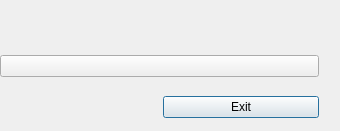
Before: the Qt Designer form app/qtapp/rtklaunch_qt/launchmain.ui in lhuisman/myRTKLIB, drawn with Qt 5.
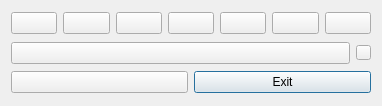
After: the same form once the commit is applied. Icons and pictures are not drawn.

```diff
--- a/app/qtapp/rtklaunch_qt/launchmain.ui
+++ b/app/qtapp/rtklaunch_qt/launchmain.ui
@@ -6,16 +6,10 @@
    <rect>
     <x>0</x>
     <y>0</y>
-    <width>340</width>
-    <height>131</height>
+    <width>382</width>
+    <height>106</height>
    </rect>
   </property>
-  <property name="sizePolicy">
-   <sizepolicy hsizetype="Fixed" vsizetype="Fixed">
-    <horstretch>0</horstretch>
-    <verstretch>0</verstretch>
-   </sizepolicy>
-  </property>
   <property name="windowTitle">
    <string>RTKLIB</string>
   </property>
@@ -23,19 +17,75 @@
    <string/>
   </property>
   <layout class="QGridLayout" name="gridLayout">
-   <property name="leftMargin">
-    <number>0</number>
-   </property>
-   <property name="topMargin">
-    <number>0</number>
-   </property>
-   <property name="rightMargin">
-    <number>0</number>
-   </property>
-   <property name="bottomMargin">
-    <number>0</number>
-   </property>
-   <item row="0" column="0">
+   <item row="1" column="0">
+    <widget class="QPushButton" name="btnOption"/>
+   </item>
+   <item row="2" column="0" colspan="2">
+    <widget class="QWidget" name="panelBottom" native="true">
+     <layout class="QHBoxLayout" name="horizontalLayout">
+      <property name="leftMargin">
+       <number>0</number>
+      </property>
+      <property name="topMargin">
+       <number>0</number>
+      </property>
+      <property name="rightMargin">
+       <number>0</number>
+      </property>
+      <property name="bottomMargin">
+       <number>0</number>
+      </property>
+      <item>
+       <widget class="QPushButton" name="btnRtklib">
+        <property name="toolTip">
+         <string>RTKLIB APs</string>
+        </property>
+        <property name="icon">
+         <iconset resource="../icon/resources.qrc">
+          <normaloff>:/icons/rtk9</normaloff>:/icons/rtk9</iconset>
+        </property>
+       </widget>
+      </item>
+      <item>
+       <widget class="QPushButton" name="btnExit">
+        <property name="text">
+         <string>Exit</string>
+        </property>
+        <property name="default">
+         <bool>true</bool>
+        </property>
+       </widget>
+      </item>
+     </layout>
+    </widget>
+   </item>
+   <item row="1" column="1">
+    <widget class="QPushButton" name="btnTray">
+     <property name="enabled">
+      <bool>true</bool>
+     </property>
+     <property name="minimumSize">
+      <size>
+       <width>15</width>
+       <height>15</height>
+      </size>
+     </property>
+     <property name="maximumSize">
+      <size>
+       <width>15</width>
+       <height>15</height>
+      </size>
+     </property>
+     <property name="toolTip">
+      <string>Task Tray</string>
+     </property>
+     <property name="icon">
+      <iconset resource="../icon/resources.qrc">
+       <normaloff>:/buttons/square</normaloff>:/buttons/square</iconset>
+     </property>
+    </widget>
+   </item>
+   <item row="0" column="0" colspan="2">
     <widget class="QWidget" name="panelTop" native="true">
      <layout class="QGridLayout" name="gridLayout_2">
       <property name="leftMargin">
@@ -52,215 +102,78 @@
       </property>
       <item row="0" column="6">
        <widget class="QPushButton" name="btnGet">
-        <property name="sizePolicy">
-         <sizepolicy hsizetype="Preferred" vsizetype="Preferred">
-          <horstretch>0</horstretch>
-          <verstretch>0</verstretch>
-         </sizepolicy>
-        </property>
         <property name="toolTip">
          <string>RTKGET</string>
         </property>
         <property name="icon">
-         <iconset resource="rtklaunch_qt.qrc">
-          <normaloff>:/icons/rtk8</normaloff>:/icons/rtk8</iconset>
-        </property>
-        <property name="flat">
-         <bool>true</bool>
+         <iconset resource="../icon/resources.qrc">
+          <normaloff>:/icons/rtkget</normaloff>:/icons/rtkget</iconset>
         </property>
        </widget>
       </item>
       <item row="0" column="4">
-       <widget class="QPushButton" name="btnNtrip">
-        <property name="sizePolicy">
-         <sizepolicy hsizetype="Preferred" vsizetype="Preferred">
-          <horstretch>0</horstretch>
-          <verstretch>0</verstretch>
-         </sizepolicy>
-        </property>
+       <widget class="QPushButton" name="btnSrcTblBrows">
         <property name="toolTip">
          <string>NTRIP Browser</string>
         </property>
         <property name="icon">
-         <iconset resource="rtklaunch_qt.qrc">
-          <normaloff>:/icons/rtk7</normaloff>:/icons/rtk7</iconset>
-        </property>
-        <property name="flat">
-         <bool>true</bool>
+         <iconset resource="../icon/resources.qrc">
+          <normaloff>:/icons/srctblbrows</normaloff>:/icons/srctblbrows</iconset>
         </property>
        </widget>
       </item>
       <item row="0" column="5">
        <widget class="QPushButton" name="btnNavi">
-        <property name="sizePolicy">
-         <sizepolicy hsizetype="Preferred" vsizetype="Preferred">
-          <horstretch>0</horstretch>
-          <verstretch>0</verstretch>
-         </sizepolicy>
-        </property>
         <property name="toolTip">
          <string>RTKNAVI</string>
         </property>
         <property name="icon">
-         <iconset resource="rtklaunch_qt.qrc">
-          <normaloff>:/icons/rtk5</normaloff>:/icons/rtk5</iconset>
-        </property>
-        <property name="flat">
-         <bool>true</bool>
+         <iconset resource="../icon/resources.qrc">
+          <normaloff>:/icons/rtknavi</normaloff>:/icons/rtknavi</iconset>
         </property>
        </widget>
       </item>
       <item row="0" column="1">
        <widget class="QPushButton" name="btnConv">
-        <property name="sizePolicy">
-         <sizepolicy hsizetype="Preferred" vsizetype="Preferred">
-          <horstretch>0</horstretch>
-          <verstretch>0</verstretch>
-         </sizepolicy>
-        </property>
         <property name="toolTip">
          <string>RTKCONV</string>
         </property>
         <property name="icon">
-         <iconset resource="rtklaunch_qt.qrc">
-          <normaloff>:/icons/rtk3</normaloff>:/icons/rtk3</iconset>
-        </property>
-        <property name="flat">
-         <bool>true</bool>
+         <iconset resource="../icon/resources.qrc">
+          <normaloff>:/icons/rtkconv</normaloff>:/icons/rtkconv</iconset>
         </property>
        </widget>
       </item>
       <item row="0" column="0">
        <widget class="QPushButton" name="btnPlot">
-        <property name="sizePolicy">
-         <sizepolicy hsizetype="Preferred" vsizetype="Preferred">
-          <horstretch>0</horstretch>
-          <verstretch>0</verstretch>
-         </sizepolicy>
-        </property>
         <property name="toolTip">
          <string>RTKPLOT</string>
         </property>
         <property name="icon">
-         <iconset resource="rtklaunch_qt.qrc">
-          <normaloff>:/icons/rtk2</normaloff>:/icons/rtk2</iconset>
-        </property>
-        <property name="flat">
-         <bool>true</bool>
+         <iconset resource="../icon/resources.qrc">
+          <normaloff>:/icons/rtkplot</normaloff>:/icons/rtkplot</iconset>
         </property>
        </widget>
       </item>
       <item row="0" column="3">
        <widget class="QPushButton" name="btnPost">
-        <property name="sizePolicy">
-         <sizepolicy hsizetype="Preferred" vsizetype="Preferred">
-          <horstretch>0</horstretch>
-          <verstretch>0</verstretch>
-         </sizepolicy>
-        </property>
         <property name="toolTip">
          <string>RTKPOST</string>
         </property>
         <property name="icon">
-         <iconset resource="rtklaunch_qt.qrc">
-          <normaloff>:/icons/rtk1</normaloff>:/icons/rtk1</iconset>
-        </property>
-        <property name="flat">
-         <bool>true</bool>
+         <iconset resource="../icon/resources.qrc">
+          <normaloff>:/icons/rtkpost</normaloff>:/icons/rtkpost</iconset>
         </property>
        </widget>
       </item>
       <item row="0" column="2">
-       <widget class="QPushButton" name="btnStr">
-        <property name="sizePolicy">
-         <sizepolicy hsizetype="Preferred" vsizetype="Preferred">
-          <horstretch>0</horstretch>
-          <verstretch>0</verstretch>
-         </sizepolicy>
-        </property>
+       <widget class="QPushButton" name="btnStrSvr">
         <property name="toolTip">
          <string>STRSVR</string>
         </property>
         <property name="icon">
-         <iconset resource="rtklaunch_qt.qrc">
-          <normaloff>:/icons/rtk6</normaloff>:/icons/rtk6</iconset>
-        </property>
-        <property name="flat">
-         <bool>true</bool>
-        </property>
-       </widget>
-      </item>
-     </layout>
-    </widget>
-   </item>
-   <item row="1" column="6">
-    <widget class="QPushButton" name="btnTray">
-     <property name="enabled">
-      <bool>true</bool>
-     </property>
-     <property name="minimumSize">
-      <size>
-       <width>15</width>
-       <height>15</height>
-      </size>
-     </property>
-     <property name="maximumSize">
-      <size>
-       <width>15</width>
-       <height>15</height>
-      </size>
-     </property>
-     <property name="toolTip">
-      <string>Task Tray</string>
-     </property>
-     <property name="icon">
-      <iconset resource="rtklaunch_qt.qrc">
-       <normaloff>:/buttons/square</normaloff>:/buttons/square</iconset>
-     </property>
-     <property name="flat">
-      <bool>true</bool>
-     </property>
-    </widget>
-   </item>
-   <item row="1" column="0">
-    <widget class="QPushButton" name="btnOption"/>
-   </item>
-   <item row="2" column="0">
-    <widget class="QWidget" name="panelBottom" native="true">
-     <layout class="QHBoxLayout" name="horizontalLayout">
-      <property name="leftMargin">
-       <number>0</number>
-      </property>
-      <property name="topMargin">
-       <number>0</number>
-      </property>
-      <property name="rightMargin">
-       <number>0</number>
-      </property>
-      <property name="bottomMargin">
-       <number>0</number>
-      </property>
-      <item>
-       <widget class="QPushButton" name="btnRtklib">
-        <property name="toolTip">
-         <string>RTKLIB APs</string>
-        </property>
-        <property name="icon">
-         <iconset resource="rtklaunch_qt.qrc">
-          <normaloff>:/icons/rtk9</normaloff>:/icons/rtk9</iconset>
-        </property>
-        <property name="flat">
-         <bool>true</bool>
-        </property>
-       </widget>
-      </item>
-      <item>
-       <widget class="QPushButton" name="btnExit">
-        <property name="text">
-         <string>Exit</string>
-        </property>
-        <property name="default">
-         <bool>true</bool>
+         <iconset resource="../icon/resources.qrc">
+          <normaloff>:/icons/strsvr</normaloff>:/icons/strsvr</iconset>
         </property>
        </widget>
       </item>
```
Left out of the diff: 38 changed lines with no effect on the pictures.
